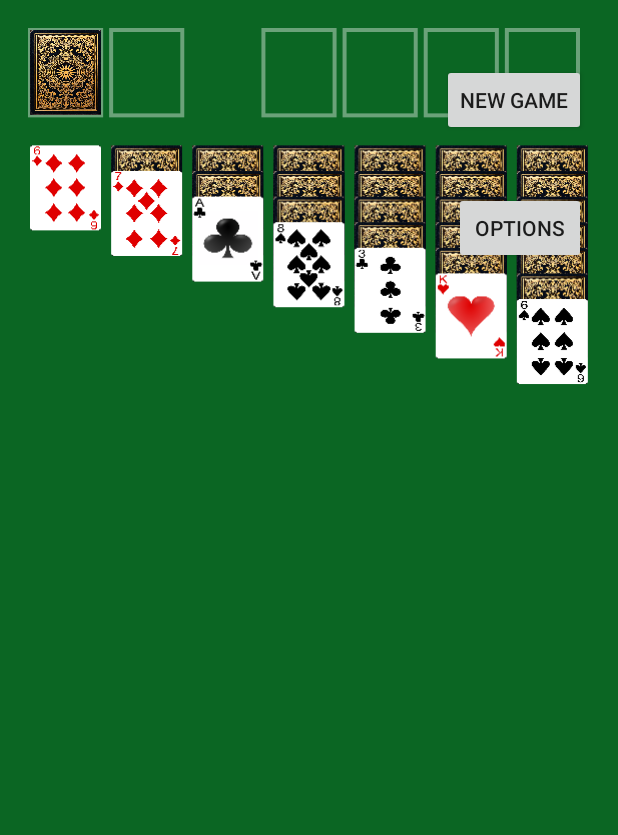
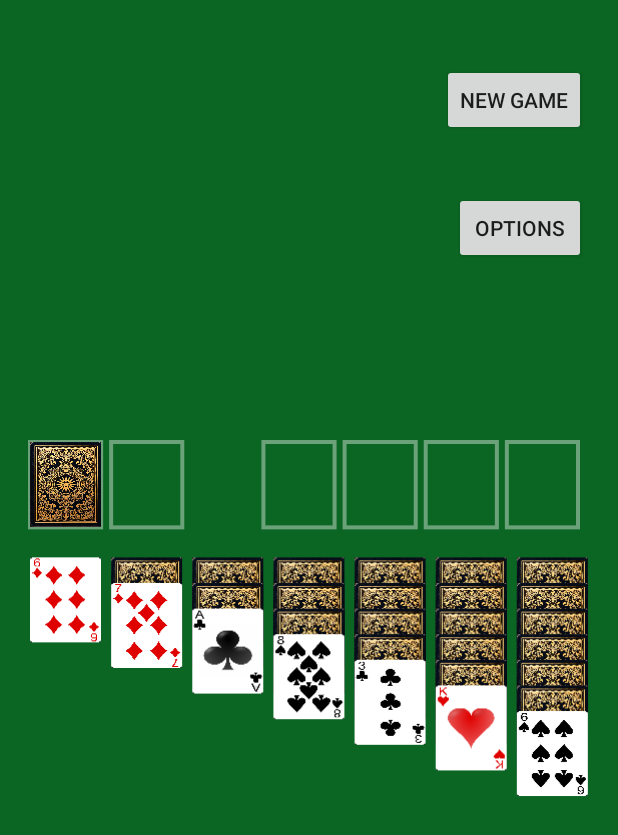
Before and after one commit to candour/solinda, an Android app: the screen it shows after launch (MainActivity), on a phone screen of 412 x 824 dp. Shown: the top 835 px of the screen. Run offline under Robolectric (Android 15) with nearby library versions, the phone set to English and light mode, and no system bars.

Commit message:
feat: Add portrait mode offset
This commit introduces a vertical offset to the card layout in portrait mode, causing the cards to be rendered further down the screen for a better user experience.

The changes include:
- A new `portraitOffset` variable in `GameView.kt` to dynamically adjust the Y-coordinate of card piles based on the device's orientation.
- An update to the touch handling logic to ensure that the drop zones for the tableau piles are correctly calculated, accounting for the new offset. This resolves a pre-existing bug where the touch targets were misaligned.

```diff
--- a/app/src/main/java/com/example/solinda/GameView.kt
+++ b/app/src/main/java/com/example/solinda/GameView.kt
@@ -378,7 +378,7 @@ class GameView @JvmOverloads constructor(
                             // Try tableau
                             for (pile in viewModel.tableau) {
                                 val px = getPileX(pile)
-                                val tableauStartY = calculatedCardHeight + (if (isLandscape) 50f else height / 4f + 50f)
+                                val tableauStartY = getPileY(pile) - calculatedCardHeight / 2f
                                 if (x in px..(px + calculatedCardWidth) && y > tableauStartY) {
                                     if (viewModel.canPlaceOnTableau(stack, pile)) {
                                         viewModel.moveStackToTableau(fromPile, stack, pile)
@@ -443,10 +443,12 @@ class GameView @JvmOverloads constructor(
     }
 
     private fun getPileY(pile: Pile): Float {
-        return when (pile.type) {
+        val portraitOffset = if (isLandscape) 0f else height / 3f
+        val baseY = when (pile.type) {
             PileType.TABLEAU -> SCREEN_MARGIN + calculatedCardHeight + SCREEN_MARGIN + calculatedCardHeight / 2f
             else -> SCREEN_MARGIN + calculatedCardHeight / 2f
         }
+        return baseY + portraitOffset
     }
 
     private fun animateCardTo(card: Card, targetX: Float, targetY: Float, onEnd: () -> Unit = {}) {
```
